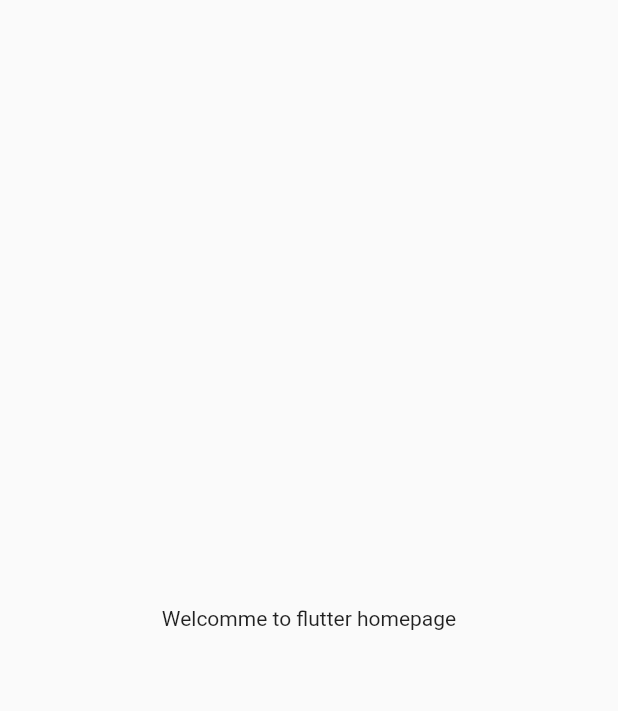
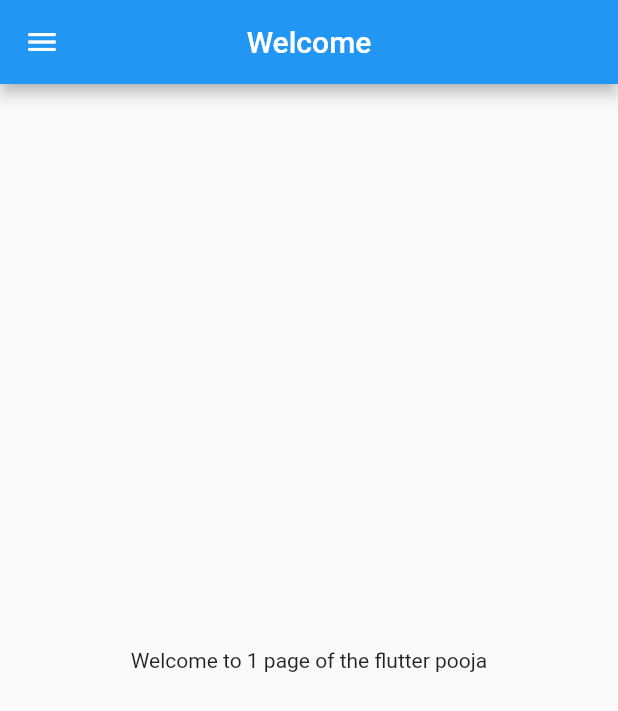
Before and after one commit to poojasalla14/flutter_catalog, a Flutter app: the screen it shows after launch, on a phone screen of 412 x 824 dp. Shown: the top 711 px of the screen. Run offline on Flutter 3.47's test engine with Material 2 defaults, Android fonts, the phone set to English and light mode, and no system bars.

Commit message:
Day2 Completed

```diff
--- /dev/null
+++ b/lib/homepage.dart
@@ -0,0 +1,23 @@
+import 'package:flutter/material.dart';
+
+class Homepage extends StatelessWidget {
+  final int a = 1;
+  String name = 'pooja';
+  @override
+  Widget build(BuildContext context) {
+    return Scaffold(
+      appBar: AppBar(
+        title: Text("Welcome"),
+        centerTitle: true,
+      ),
+      body: Center(
+        child: Container(
+          child: Text("Welcome to $a page of the flutter $name"),
+        ),
+      ),
+      drawer: Drawer(
+        backgroundColor: Colors.purple,
+      ),
+    );
+  }
+}
--- a/lib/main.dart
+++ b/lib/main.dart
@@ -1,4 +1,5 @@
 import 'package:flutter/material.dart';
+import 'package:flutter_catalog/homepage.dart';
 
 void main() {
   runApp(MyApp());
@@ -8,13 +9,7 @@ class MyApp extends StatelessWidget {
   @override
   Widget build(BuildContext context) {
     return MaterialApp(
-      home: Material(
-        child: Center(
-          child: Container(
-            child: Text("Welcomme to flutter homepage"),
-          ),
-        ),
-      ),
+      home: Homepage(),
     );
   }
 }
```
Also changed, not shown: 1 other file.
